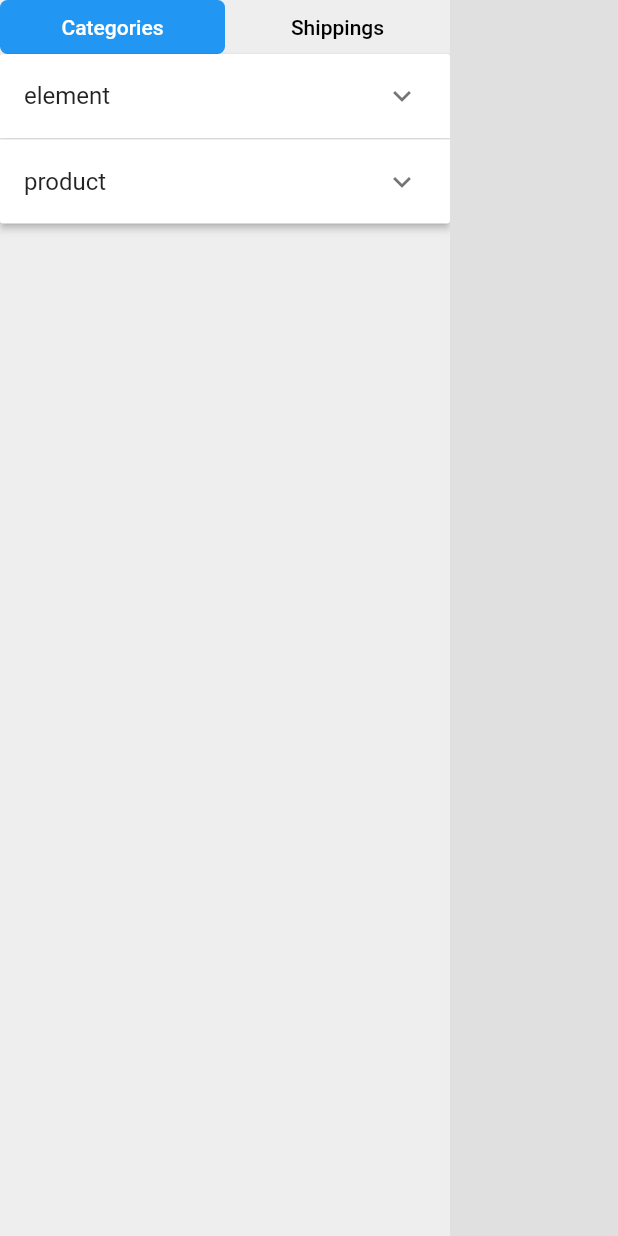
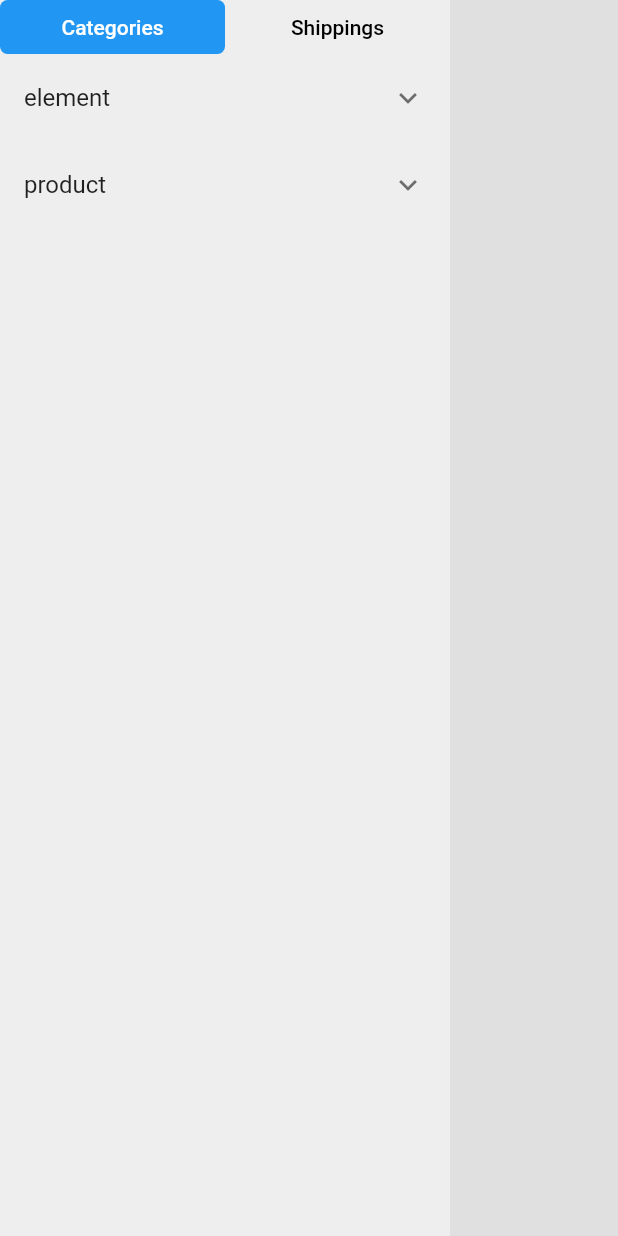
Before and after one commit to moe-link/FlutterTradeView, a Flutter app: the screen it shows after launch, on a phone screen of 412 x 824 dp. Run offline on Flutter 3.47's test engine with Material 2 defaults, Android fonts, the phone set to English and light mode, and no system bars; missing offline and left inert: window_size.

Commit message:
fix 修改 nav view 样式

```diff
--- a/lib/main.dart
+++ b/lib/main.dart
@@ -129,47 +129,26 @@ class HomePageState extends State<HomePage> {
                 ),
                 Expanded(
                   child: ListView(
-                    children: [
-                      ExpansionPanelList(
-                        expansionCallback: (panelIndex,isExpanded){
-                          setState(() {
-                            // currentPanelIndex=(currentPanelIndex!=panelIndex?panelIndex:-1);
-                          });
-                        },
-                        children: [
-                          ExpansionPanel(
-                                headerBuilder: (context,isExpanded){
-                                  return const ListTile(
-                                    title: Text('element'),
-                                  );
-                                },
-                                body:const Padding(
-                                  padding: EdgeInsets.all(30.0),
-                                  child:ListBody(
-                                    children: <Widget>[
-                                      Text('這是標題的內容'),
-                                    ],
-                                  ),
-                                ),
-                                isExpanded: false,
-                          ),
-                          ExpansionPanel(
-                            headerBuilder: (context,isExpanded){
-                              return const ListTile(
-                                title: Text('product'),
-                              );
-                            },
-                            body:const Padding(
-                              padding: EdgeInsets.all(30.0),
-                              child: ListBody(
-                                children: <Widget>[
-                                  Text('這是標題的內容'),
-                                ],
-                              ),
-                            ),
-                            isExpanded: false,
-                          ),
-                        ],
+                    children: const [
+                      ExpansionTile(
+                        title: Text('element'),
+                        initiallyExpanded: false,
+                        children: <Widget>[
+                          ListTile(title: Text('One')),
+                          ListTile(title: Text('Two')),
+                          ListTile(title: Text('Free')),
+                          ListTile(title: Text('Four'))
+                        ]
+                      ),
+                      ExpansionTile(
+                          title: Text('product'),
+                          initiallyExpanded: false,
+                          children: <Widget>[
+                            ListTile(title: Text('One')),
+                            ListTile(title: Text('Two')),
+                            ListTile(title: Text('Free')),
+                            ListTile(title: Text('Four'))
+                          ]
                       ),
                     ],
                   ),
```
